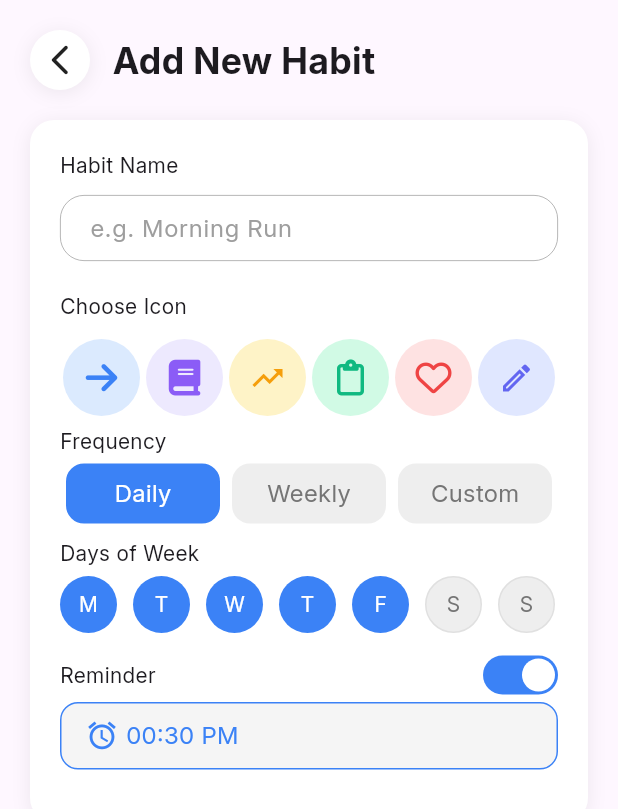
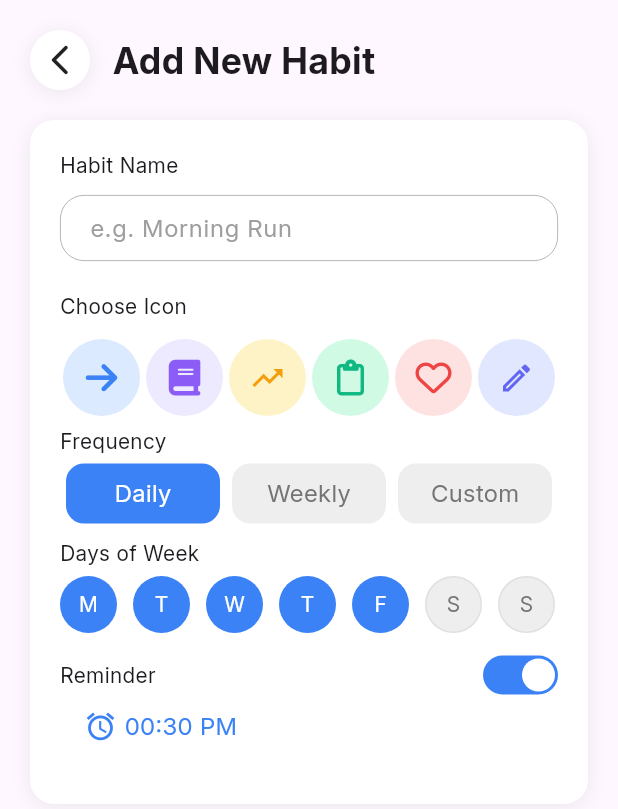
Before and after one commit to x00Adham/Habitly-App, a Flutter app: the screen it shows after launch, on a phone screen of 412 x 824 dp. Shown: the top 809 px of the screen. Run offline on Flutter 3.47's test engine with Material 3 defaults, Android fonts, the phone set to English and light mode, and no system bars; drawn by our look-alikes of flutter_switch; our stand-ins replace font_awesome_flutter; missing offline and left inert: day_night_time_picker.

Commit message:
enhance the reminder widget

```diff
--- a/lib/widgets/reminder_widget.dart
+++ b/lib/widgets/reminder_widget.dart
@@ -70,14 +70,10 @@ class _ReminderWidgetState extends State<ReminderWidget> {
               },
               child: Container(
                 padding: const EdgeInsets.symmetric(
-                  vertical: 10,
+                  vertical: 5,
                   horizontal: 16,
                 ),
-                decoration: BoxDecoration(
-                  color: Colors.grey.shade100,
-                  borderRadius: BorderRadius.circular(12),
-                  border: Border.all(color: myclickcolor, width: 1),
-                ),
+
                 child: Row(
                   mainAxisAlignment: MainAxisAlignment.start,
                   children: [
```
